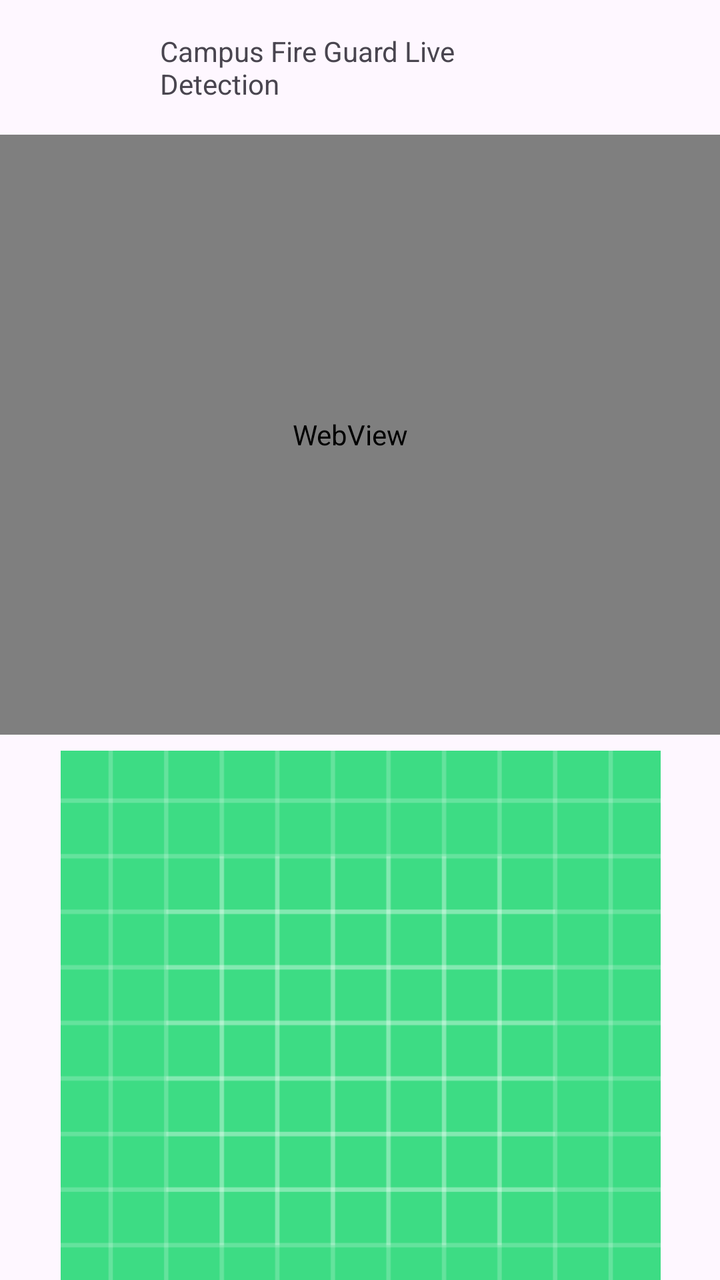
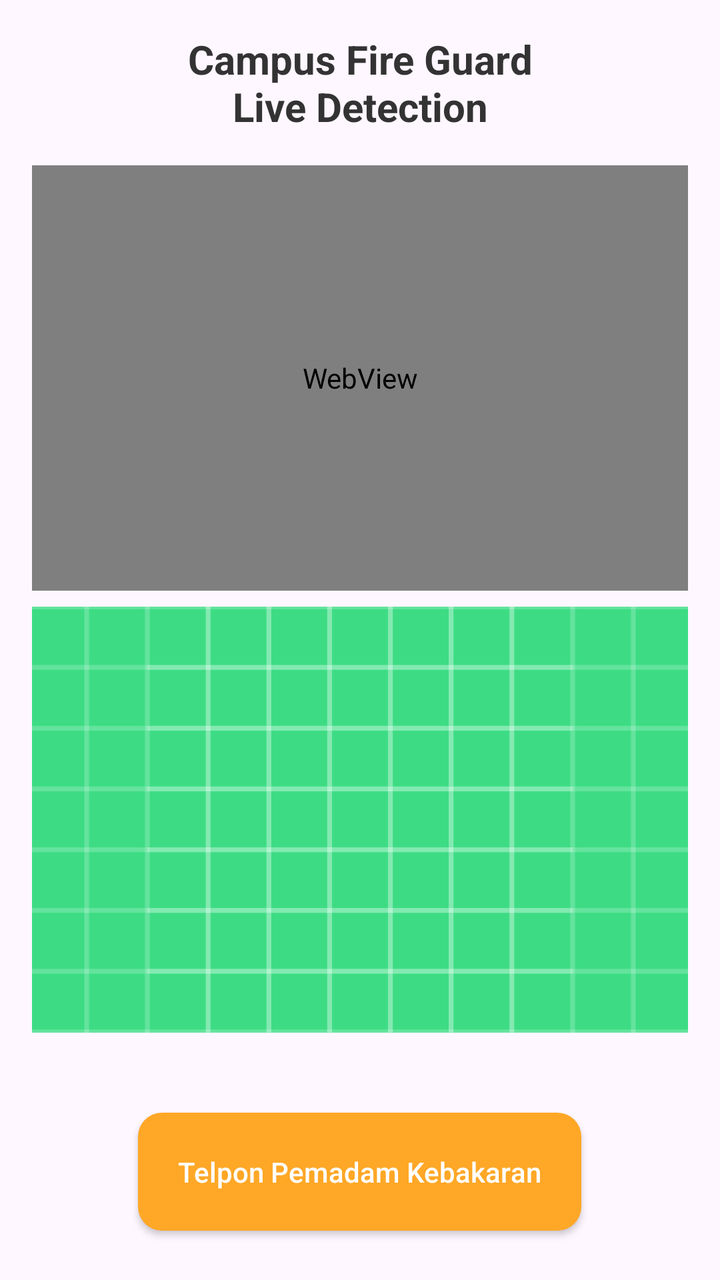

An Android layout rendered at two revisions. The XML below is the earlier revision; the diff shows what the commit changed to produce the second picture.
<!-- AndroidManifest.xml: application theme Theme.SplashScreenCampusFire -->
<!-- res/layout/activity_main.xml -->
<?xml version="1.0" encoding="utf-8"?>

<androidx.constraintlayout.widget.ConstraintLayout xmlns:android="http://schemas.android.com/apk/res/android"
    xmlns:app="http://schemas.android.com/apk/res-auto"
    xmlns:tools="http://schemas.android.com/tools"
    android:layout_width="match_parent"
    android:layout_height="match_parent"
    tools:context=".MainActivity">


    <TextView
        android:id="@+id/textView"
        android:layout_width="match_parent"
        android:layout_height="wrap_content"
        android:layout_marginStart="80dp"
        android:layout_marginTop="16dp"
        android:layout_marginEnd="80dp"
        android:text="Campus Fire Guard Live Detection"
        app:layout_constraintEnd_toEndOf="parent"
        app:layout_constraintStart_toStartOf="parent"
        app:layout_constraintTop_toTopOf="parent" />

    <WebView
        android:id="@+id/webView"
        android:layout_width="416dp"
        android:layout_height="300dp"
        android:layout_marginTop="16dp"
        app:layout_constraintEnd_toEndOf="parent"
        app:layout_constraintHorizontal_bias="0.6"
        app:layout_constraintStart_toStartOf="parent"
        app:layout_constraintTop_toBottomOf="@+id/textView" />

    <ImageView
        android:id="@+id/imageView"
        android:layout_width="416dp"
        android:layout_height="300dp"
        android:layout_marginTop="8dp"
        android:src="@drawable/ic_launcher_background"
        app:layout_constraintEnd_toEndOf="parent"
        app:layout_constraintStart_toStartOf="parent"
        app:layout_constraintTop_toBottomOf="@+id/webView" />

    <TextView
        android:id="@+id/tokenTextView"
        android:textSize="8dp"
        android:layout_width="wrap_content"
        android:layout_height="wrap_content"
        android:layout_marginStart="158dp"
        android:layout_marginTop="14dp"
        android:layout_marginEnd="195dp"
        android:text="TextView"
        app:layout_constraintEnd_toEndOf="parent"
        app:layout_constraintStart_toStartOf="parent"
        app:layout_constraintTop_toBottomOf="@+id/imageView" />

    <Button
        android:id="@+id/copyButton"
        android:layout_width="wrap_content"
        android:layout_height="wrap_content"
        android:text="Button"
        app:layout_constraintEnd_toEndOf="parent"
        app:layout_constraintStart_toStartOf="parent"
        app:layout_constraintTop_toBottomOf="@+id/tokenTextView" />


</androidx.constraintlayout.widget.ConstraintLayout>
<!-- resources referenced by this layout -->
<resources>
  <!-- drawable ic_launcher_background: vector/xml drawable (drawable, 5606 chars, omitted) -->
  <style name="Theme.SplashScreenCampusFire" parent="Base.Theme.SplashScreenCampusFire" />
  <style name="Base.Theme.SplashScreenCampusFire" parent="Theme.Material3.DayNight.NoActionBar">
          
          
      </style>
</resources>

<!-- the commit's change to res/layout/activity_main.xml (unified diff, before → after) -->
@@ -5,62 +5,58 @@
     xmlns:tools="http://schemas.android.com/tools"
     android:layout_width="match_parent"
     android:layout_height="match_parent"
+    android:padding="16dp"
     tools:context=".MainActivity">
-
 
     <TextView
         android:id="@+id/textView"
-        android:layout_width="match_parent"
+        android:layout_width="0dp"
         android:layout_height="wrap_content"
-        android:layout_marginStart="80dp"
-        android:layout_marginTop="16dp"
-        android:layout_marginEnd="80dp"
-        android:text="Campus Fire Guard Live Detection"
-        app:layout_constraintEnd_toEndOf="parent"
+        android:text="Campus Fire Guard\nLive Detection"
+        android:textAlignment="center"
+        android:textSize="20sp"
+        android:textStyle="bold"
+        android:textColor="#333"
+        app:layout_constraintTop_toTopOf="parent"
         app:layout_constraintStart_toStartOf="parent"
-        app:layout_constraintTop_toTopOf="parent" />
+        app:layout_constraintEnd_toEndOf="parent" />
 
     <WebView
         android:id="@+id/webView"
-        android:layout_width="416dp"
-        android:layout_height="300dp"
-        android:layout_marginTop="16dp"
+        android:layout_width="0dp"
+        android:layout_height="0dp"
+        android:background="#EEEEEE"
+        app:layout_constraintTop_toBottomOf="@id/textView"
+        app:layout_constraintStart_toStartOf="parent"
         app:layout_constraintEnd_toEndOf="parent"
-        app:layout_constraintHorizontal_bias="0.6"
-        app:layout_constraintStart_toStartOf="parent"
-        app:layout_constraintTop_toBottomOf="@+id/textView" />
+        app:layout_constraintHeight_percent="0.35"
+        android:layout_marginTop="16dp" />
 
     <ImageView
         android:id="@+id/imageView"
-        android:layout_width="416dp"
-        android:layout_height="300dp"
-        android:layout_marginTop="8dp"
+        android:layout_width="0dp"
+        android:layout_height="0dp"
+        android:scaleType="centerCrop"
         android:src="@drawable/ic_launcher_background"
+        app:layout_constraintTop_toBottomOf="@id/webView"
+        app:layout_constraintStart_toStartOf="parent"
         app:layout_constraintEnd_toEndOf="parent"
-        app:layout_constraintStart_toStartOf="parent"
-        app:layout_constraintTop_toBottomOf="@+id/webView" />
+        app:layout_constraintHeight_percent="0.35"
+        android:layout_marginTop="8dp" />
 
-    <TextView
-        android:id="@+id/tokenTextView"
-        android:textSize="8dp"
+    <androidx.appcompat.widget.AppCompatButton
+        android:id="@+id/pemadamKebakaranButton"
         android:layout_width="wrap_content"
         android:layout_height="wrap_content"
-        android:layout_marginStart="158dp"
-        android:layout_marginTop="14dp"
-        android:layout_marginEnd="195dp"
-        android:text="TextView"
+        android:padding="20dp"
+        android:layout_marginTop="40dp"
+        android:background="@drawable/custom_button"
+        android:text="Telpon Pemadam Kebakaran"
+        android:textAllCaps="false"
+        android:textColor="#FFF"
         app:layout_constraintEnd_toEndOf="parent"
+        app:layout_constraintHorizontal_bias="0.498"
         app:layout_constraintStart_toStartOf="parent"
         app:layout_constraintTop_toBottomOf="@+id/imageView" />
 
-    <Button
-        android:id="@+id/copyButton"
-        android:layout_width="wrap_content"
-        android:layout_height="wrap_content"
-        android:text="Button"
-        app:layout_constraintEnd_toEndOf="parent"
-        app:layout_constraintStart_toStartOf="parent"
-        app:layout_constraintTop_toBottomOf="@+id/tokenTextView" />
-
-
 </androidx.constraintlayout.widget.ConstraintLayout>
<!-- resource entries referenced after the edit -->
@@ -1,5 +1,34 @@
 <!-- resources referenced by this layout -->
 <resources>
+  <!-- drawable custom_button (drawable) -->
+  <?xml version="1.0" encoding="utf-8"?>
+  <selector xmlns:android="http://schemas.android.com/apk/res/android">
+  
+      
+      <item android:state_enabled="false">
+          <shape android:shape="rectangle">
+              <solid android:color="#FFCC80" /> 
+              <corners android:radius="12dp" />
+          </shape>
+      </item>
+  
+      
+      <item android:state_pressed="true">
+          <shape android:shape="rectangle">
+              <solid android:color="#FB8C00" /> 
+              <corners android:radius="12dp" />
+          </shape>
+      </item>
+  
+      
+      <item>
+          <shape android:shape="rectangle">
+              <solid android:color="#FFA726" /> 
+              <corners android:radius="12dp" />
+          </shape>
+      </item>
+  
+  </selector>
   <!-- drawable ic_launcher_background: vector/xml drawable (drawable, 5606 chars, omitted) -->
   <style name="Theme.SplashScreenCampusFire" parent="Base.Theme.SplashScreenCampusFire" />
   <style name="Base.Theme.SplashScreenCampusFire" parent="Theme.Material3.DayNight.NoActionBar">
